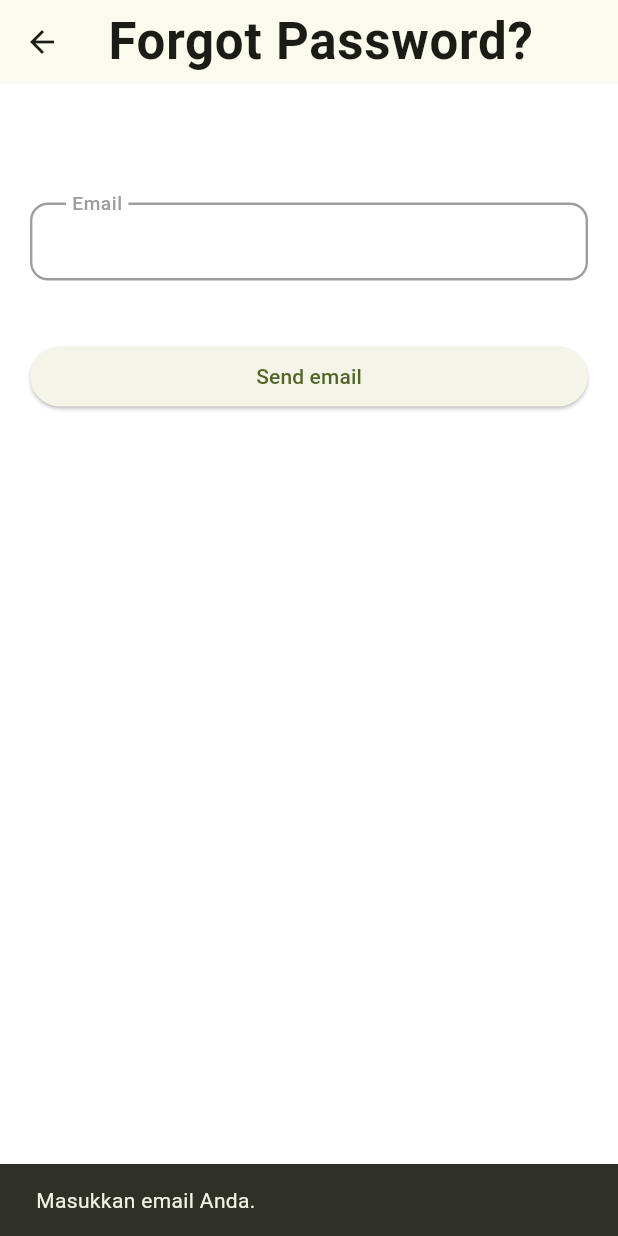
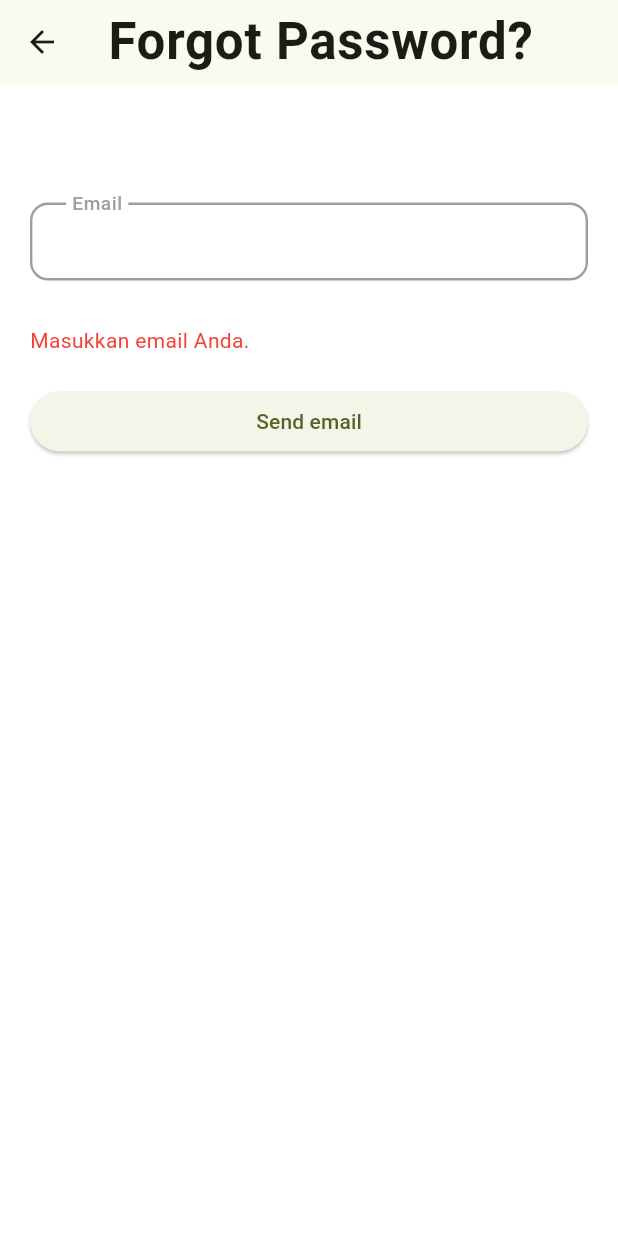
Before and after one commit to chochocookies/simple-login-app, a Flutter app: the ForgotPasswordScreen screen opened by its route, after a tap on "Send email", on a phone screen of 412 x 824 dp. Run offline on Flutter 3.47's test engine with Material 3 defaults, Android fonts, the phone set to English and light mode, and no system bars; our stand-ins replace cloud_firestore, firebase_auth, firebase_core, flutter_svg, google_sign_in; accounts and stored records are empty.

```diff
--- a/lib/screens/forgot_password.dart
+++ b/lib/screens/forgot_password.dart
@@ -16,11 +16,15 @@ class ForgotPasswordScreen extends StatefulWidget {
 class _ForgotPasswordScreenState extends State<ForgotPasswordScreen> {
   final TextEditingController emailController = TextEditingController();
   final FirebaseAuth _auth = FirebaseAuth.instance;
+  String notificationMessage = ""; // Untuk menyimpan pesan notifikasi
 
   Future<void> _sendPasswordResetEmail() async {
     try {
       if (emailController.text.isEmpty) {
-        SnackbarHelper.showSnackBar("Masukkan email Anda.");
+        setState(() {
+          notificationMessage =
+              "Masukkan email Anda."; // Update pesan notifikasi
+        });
         return;
       }
 
@@ -61,14 +65,21 @@ class _ForgotPasswordScreenState extends State<ForgotPasswordScreen> {
               keyboardType: TextInputType.emailAddress,
               textInputAction: TextInputAction.done,
             ),
+            const SizedBox(height: 10),
+            // Menampilkan pesan notifikasi
+            Text(
+              notificationMessage,
+              style: const TextStyle(
+                color: Colors.red, // Warna teks untuk peringatan
+                fontSize: 14, // Ukuran font
+              ),
+            ),
             const SizedBox(height: 20),
             ElevatedButton(
               onPressed: _sendPasswordResetEmail,
               child: const Text(AppStrings.sendResetLinkButton),
             ),
-            const SizedBox(
-              height: 20,
-            )
+            const SizedBox(height: 20),
           ],
         ),
       ),
--- a/lib/values/app_regex.dart
+++ b/lib/values/app_regex.dart
@@ -5,4 +5,10 @@ class AppRegex {
       r"^[a-zA-Z0-9.a-zA-Z0-9.!#$%&'*+-/=?^_`{|}~]+@[a-zA-Z0-9]+\.([a-zA-Z]{2,})+");
   static final RegExp passwordRegex = RegExp(
       r'^(?=.*[a-z])(?=.*[A-Z])(?=.*\d)(?=.*[@$#!%*?&_])[A-Za-z\d@#$!%*?&_].{7,}$');
+
+  static var passwordLengthRegex;
+
+  static var passwordUppercaseRegex;
+
+  static var passwordSpecialCharRegex;
 }
--- a/lib/values/app_strings.dart
+++ b/lib/values/app_strings.dart
@@ -13,6 +13,7 @@ class AppStrings {
   static const String signInToYourNAccount = 'Sign in to your\nAccount';
   static const String signInToYourAccount = 'Sign in to your Account';
   static const String iHaveAnAccount = 'I have an account?';
+
   static const String forgotPassword = 'Forgot Password?';
   static const String resetPassword = 'Reset Password?';
   static const String sendResetLink =
@@ -23,6 +24,22 @@ class AppStrings {
   static const String newPassword = 'Confirm Your Password?';
   static const String updatePasswordButton = 'Update Password';
   static const String confirmPasswordButton = 'Confirm Your Password?';
+
+  static const String passwordLengthCriteria =
+      'Password must be at least 8 characters long.';
+  static const String passwordLengthCriteriaSuccess =
+      'Password length is sufficient.';
+
+  static const String passwordUppercaseCriteria =
+      'Password must contain at least one uppercase letter.';
+  static const String passwordUppercaseCriteriaSuccess =
+      'Password contains an uppercase letter.';
+
+  static const String passwordSpecialCharCriteria =
+      'Password must include at least one special character (@, #, -, etc.).';
+  static const String passwordSpecialCharCriteriaSuccess =
+      'Password contains a special character.';
+
   static const String rememberMe = 'Remember Me';
   static const String orLoginWith = 'or Login with';
 
--- a/pubspec.yaml
+++ b/pubspec.yaml
@@ -1,5 +1,5 @@
 name: myapp
-description: "A new Flutter project."
+description: "A simple Flutter application with Firebase integration for authentication features."
 # The following line prevents the package from being accidentally published to
 # pub.dev using `flutter pub publish`. This is preferred for private packages.
 publish_to: 'none' # Remove this line if you wish to publish to pub.dev
@@ -43,6 +43,7 @@ dependencies:
   flutter_svg: ^2.0.16
   spider: ^4.2.2
   shared_preferences: ^2.3.4
+  flutter_launcher_icons: ^0.14.2
 
 dev_dependencies:
   flutter_test:
@@ -65,3 +66,4 @@ flutter:
 
   assets:
     - assets/vectors/
+    - assets/vectors/1024.png
```
Also changed, not shown: lib/screens/login_screen.dart (+43 -1 lines), assets/vectors/1024.png (added), assets/vectors/play_store_512.png (added), pubspec.lock, 1 other file.
